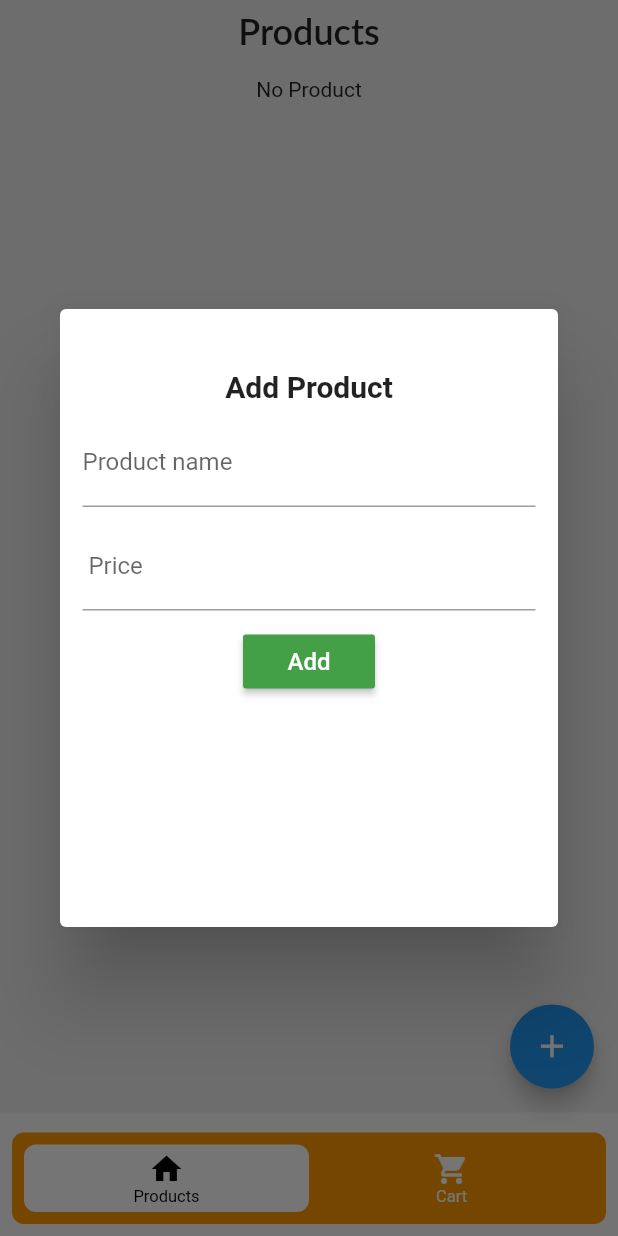
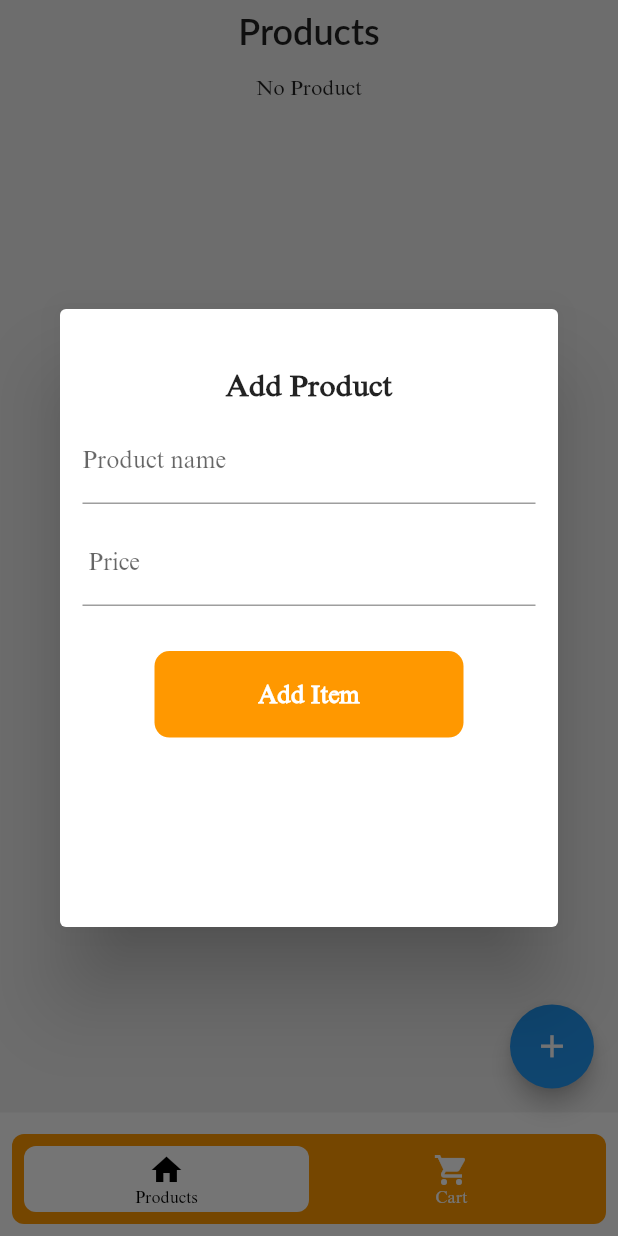
Before and after one commit to AliahmadRaza401/e_Store_Hive, a Flutter app: the screen it shows after launch, after a tap on the "add" icon, on a phone screen of 412 x 824 dp. Run offline on Flutter 3.47's test engine with Material 2 defaults, Android fonts, the phone set to English and light mode, and no system bars; drawn by our look-alikes of floating_bottom_navigation_bar; our stand-ins replace hive, motion_toast; accounts and stored records are empty; Roboto replaces fonts that are missing (Lato).

Commit message:
fonts add

```diff
--- a/lib/main.dart
+++ b/lib/main.dart
@@ -29,6 +29,7 @@ class MyApp extends StatelessWidget {
         debugShowCheckedModeBanner: false,
         theme: ThemeData(
           primarySwatch: Colors.blue,
+          fontFamily: 'Times New Roman',
         ),
         // home: Products(),
         home: BottomNavBar(),
--- a/lib/screens/products.dart
+++ b/lib/screens/products.dart
@@ -173,8 +173,8 @@ class Products extends StatelessWidget {
                                                         );
                                                         value.getCartItem();
                                                         AppToast.successToast(
-                                                            "Success",
-                                                            "Item added Successfully",
+                                                            "Success!",
+                                                            "Item Add Successfully",
                                                             context);
                                                       } else {
                                                         value.cartList
@@ -202,8 +202,8 @@ class Products extends StatelessWidget {
                                                             );
                                                             value.getCartItem();
                                                             AppToast.successToast(
-                                                                "Success",
-                                                                "Item added Successfully",
+                                                                "Success!",
+                                                                "Item Add Successfully",
                                                                 context);
                                                           }
                                                         });
@@ -317,10 +317,10 @@ class Products extends StatelessWidget {
                         ),
                       ),
                       SizedBox(
-                        height: 10,
+                        height: 30,
                       ),
-                      RaisedButton(
-                        onPressed: () async {
+                      InkWell(
+                        onTap: () async {
                           if (_formKey.currentState!.validate()) {
                             print(
                                 'nameController.text: ${nameController.text}');
@@ -342,15 +342,60 @@ class Products extends StatelessWidget {
                             Navigator.pop(context);
                           }
                         },
-                        color: Colors.green[600],
-                        child: Text(
-                          'Add',
-                          style: TextStyle(
-                            fontSize: 16,
-                            color: Colors.white,
+                        child: Container(
+                          alignment: Alignment.center,
+                          width: AppSizes.dynamicWidth(context, 0.5),
+                          height: AppSizes.dynamicHeight(context, 0.07),
+                          margin: EdgeInsets.symmetric(
+                            horizontal: AppSizes.dynamicWidth(context, 0.03),
+                          ),
+                          decoration: BoxDecoration(
+                            color: Colors.orange,
+                            borderRadius: BorderRadius.circular(10),
+                          ),
+                          child: Text(
+                            "Add Item",
+                            style: TextStyle(
+                              color: Colors.white,
+                              fontWeight: FontWeight.bold,
+                              fontSize: AppSizes.dynamicWidth(context, 0.04),
+                            ),
                           ),
                         ),
                       ),
+                      // RaisedButton(
+                      //   onPressed: () async {
+                      //     if (_formKey.currentState!.validate()) {
+                      //       print(
+                      //           'nameController.text: ${nameController.text}');
+                      //       print(
+                      //           'oldPriceController: ${priceController.text}');
+
+                      //       await inventoryDb.addProductItem(Product(
+                      //         name: nameController.text.toString(),
+                      //         image: '',
+                      //         date: DateTime.now(),
+                      //         price: priceController.text.toString(),
+                      //       ));
+
+                      //       nameController.clear();
+                      //       priceController.clear();
+
+                      //       inventoryDb.getProductItem();
+
+                      //       Navigator.pop(context);
+                      //     }
+                      //   },
+                      //   color: Colors.green[600],
+                      //   child: Text(
+                      //     'Add',
+                      //     style: TextStyle(
+                      //       fontSize: 16,
+                      //       color: Colors.white,
+                      //     ),
+                      //   ),
+                      // ),
+
                       SizedBox(
                         height: 20,
                       )
```
Also changed, not shown: lib/provider/cart_provider.dart (+6 -4 lines), lib/screens/cart.dart (+9 -1 lines), pubspec.yaml (+6 -6 lines), assets/images/fonts/times new roman bold italic.ttf (added), assets/images/fonts/times new roman bold.ttf (added), assets/images/fonts/times new roman italic.ttf (added), assets/images/fonts/times new roman.ttf (added).
